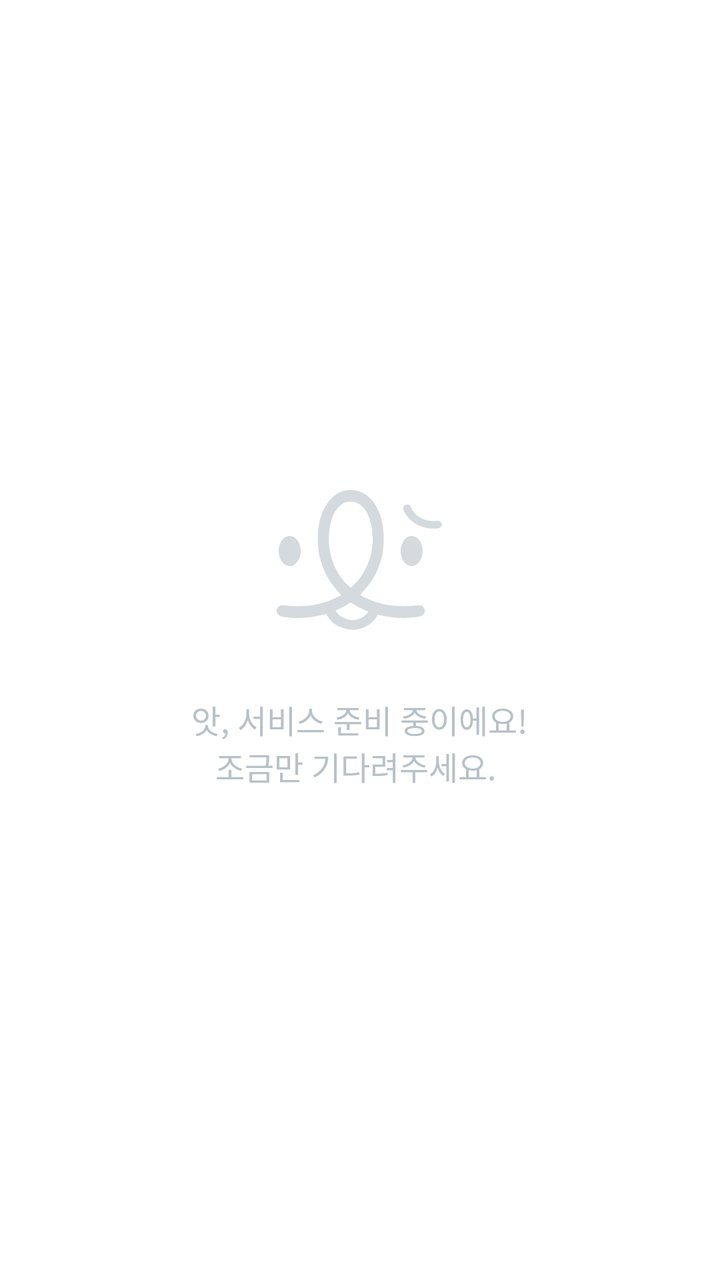
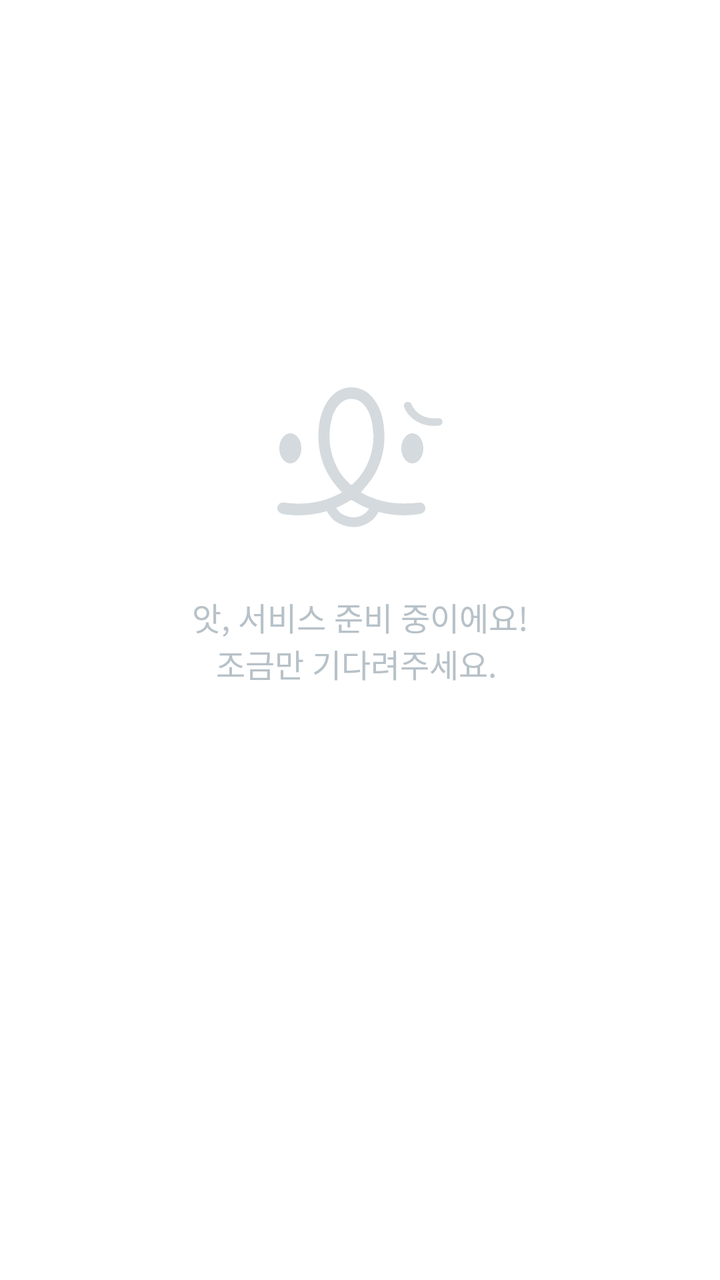

Before-and-after screenshots of an Android layout around one commit, followed by the original layout XML and the change that was made.
<!-- AndroidManifest.xml: another module's application theme Theme.JMT -->
<!-- res/layout/fragment_registered_restaurant.xml -->
<?xml version="1.0" encoding="utf-8"?>
<androidx.core.widget.NestedScrollView xmlns:android="http://schemas.android.com/apk/res/android"
    xmlns:app="http://schemas.android.com/apk/res-auto"
    xmlns:tools="http://schemas.android.com/tools"
    android:layout_width="match_parent"
    android:layout_height="match_parent"
    tools:context=".view.mypage.RegisteredRestaurantFragment">

    <include layout="@layout/not_yet_layout" />

</androidx.core.widget.NestedScrollView>
<!-- res/layout/not_yet_layout.xml (included above) -->
<?xml version="1.0" encoding="utf-8"?>
<androidx.appcompat.widget.LinearLayoutCompat xmlns:android="http://schemas.android.com/apk/res/android"
    android:layout_width="wrap_content"
    android:layout_height="wrap_content"
    android:layout_gravity="center"
    android:orientation="vertical">

    <ImageView
        android:layout_width="wrap_content"
        android:layout_height="wrap_content"
        android:layout_gravity="center_horizontal"
        android:src="@drawable/jmt_character"
        android:contentDescription="@string/jmt_character_image"/>

    <Space
        android:layout_width="match_parent"
        android:layout_height="32dp" />

    <TextView
        android:layout_width="wrap_content"
        android:layout_height="wrap_content"
        android:text="@string/service_not_yet"
        android:textAppearance="@style/text_large_bold"
        android:textColor="@color/grey300" />
</androidx.appcompat.widget.LinearLayoutCompat>
<!-- resources referenced by this layout -->
<resources>
  <color name="grey300">#B7C1C8</color>
  <!-- drawable jmt_character: vector/xml drawable (drawable, 3388 chars, omitted) -->
  <string name="jmt_character_image">존마탱 캐릭터 이미지</string>
  <string name="service_not_yet">앗, 서비스 준비 중이에요!\n   조금만 기다려주세요.</string>
  <style name="text_large_bold" parent="pretendard_bold">
          <item name="android:textSize">16sp</item>
      </style>
  <style name="Theme.JMT" parent="Theme.MaterialComponents.DayNight.NoActionBar">
          
          <item name="colorPrimary">@color/main500</item>
          <item name="colorPrimaryVariant">@color/main700</item>
          <item name="colorOnPrimary">@color/white</item>
          
          <item name="colorSecondary">@color/teal_200</item>
          <item name="colorSecondaryVariant">@color/teal_700</item>
          <item name="colorOnSecondary">@color/black</item>
          
          <item name="android:statusBarColor">@color/alpha_60_white</item>
          <item name="android:windowLightStatusBar">true</item>
          
  
      </style>
  <style name="pretendard_bold" parent="TextAppearance.AppCompat">
          <item name="android:fontFamily">@font/pretendard_bold</item>
      </style>
  <color name="main500">#FF531A</color>
  <color name="main700">#B22D00</color>
  <color name="white">#FFFFFFFF</color>
  <color name="teal_200">#FF03DAC5</color>
  <color name="teal_700">#FF018786</color>
  <color name="black">#FF000000</color>
  <color name="alpha_60_white">#99FFFFFF</color>
</resources>

<!-- the commit's change to res/layout/fragment_registered_restaurant.xml (unified diff, before → after) -->
@@ -4,16 +4,27 @@
     xmlns:tools="http://schemas.android.com/tools"
     android:layout_width="match_parent"
     android:layout_height="match_parent"
+    android:fillViewport="true"
     tools:context=".view.mypage.RegisteredRestaurantFragment">
 
-    <include layout="@layout/not_yet_layout" />
+    <androidx.constraintlayout.widget.ConstraintLayout
+        android:layout_width="match_parent"
+        android:layout_height="match_parent">
+
+        <include
+            android:id="@+id/not_yet_layout"
+            layout="@layout/not_yet_layout"/>
+
+    </androidx.constraintlayout.widget.ConstraintLayout>
+
 
 </androidx.core.widget.NestedScrollView>
 <!-- res/layout/not_yet_layout.xml (included above) -->
 <?xml version="1.0" encoding="utf-8"?>
-<androidx.appcompat.widget.LinearLayoutCompat xmlns:android="http://schemas.android.com/apk/res/android"
-    android:layout_width="wrap_content"
-    android:layout_height="wrap_content"
+<androidx.constraintlayout.widget.ConstraintLayout xmlns:android="http://schemas.android.com/apk/res/android"
+    android:layout_width="match_parent"
+    android:layout_height="match_parent"
+    xmlns:app="http://schemas.android.com/apk/res-auto"
     android:layout_gravity="center"
     android:orientation="vertical">
 
@@ -22,16 +33,21 @@
         android:layout_height="wrap_content"
         android:layout_gravity="center_horizontal"
         android:src="@drawable/jmt_character"
+        android:layout_marginBottom="32dp"
+        app:layout_constraintBottom_toTopOf="@+id/not_yet_text"
+        app:layout_constraintStart_toStartOf="parent"
+        app:layout_constraintEnd_toEndOf="parent"
         android:contentDescription="@string/jmt_character_image"/>
 
-    <Space
-        android:layout_width="match_parent"
-        android:layout_height="32dp" />
-
     <TextView
+        android:id="@+id/not_yet_text"
         android:layout_width="wrap_content"
         android:layout_height="wrap_content"
         android:text="@string/service_not_yet"
         android:textAppearance="@style/text_large_bold"
-        android:textColor="@color/grey300" />
-</androidx.appcompat.widget.LinearLayoutCompat>
+        android:textColor="@color/grey300"
+        app:layout_constraintTop_toTopOf="parent"
+        app:layout_constraintEnd_toEndOf="parent"
+        app:layout_constraintBottom_toBottomOf="parent"
+        app:layout_constraintStart_toStartOf="parent"/>
+</androidx.constraintlayout.widget.ConstraintLayout>
